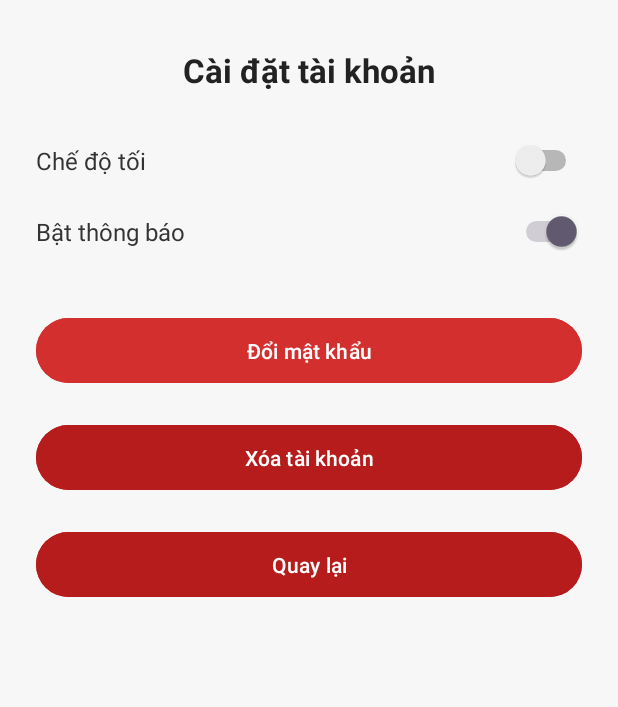
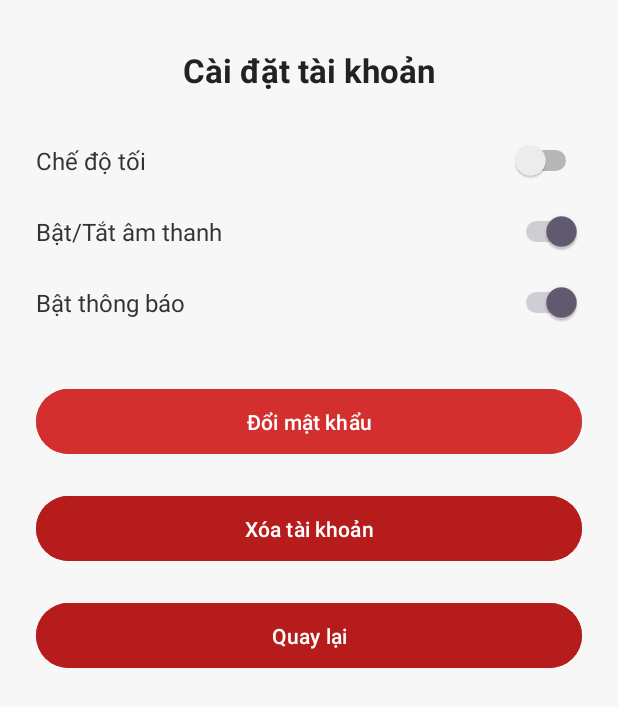
Before and after one commit to baongdqu/App_movie_booking_ticket, an Android app: the activities_3_advanced_settings screen opened directly, with no data from a screen before it, on a phone screen of 412 x 824 dp. Shown: the top 707 px of the screen. Run offline under Robolectric (Android 15) with nearby library versions, the phone set to English and light mode, and no system bars; our stand-ins replace Firebase (no records; nobody signed in at launch, a user with empty details on screens opened directly).

Commit message:
feat: thêm tính năng bật tắt chế độ âm thanh.

```diff
--- a/app/src/main/java/com/example/app_movie_booking_ticket/activities_3_advanced_settings.java
+++ b/app/src/main/java/com/example/app_movie_booking_ticket/activities_3_advanced_settings.java
@@ -26,7 +26,7 @@ import com.google.firebase.database.FirebaseDatabase;
 
 public class activities_3_advanced_settings extends AppCompatActivity {
 
-    private Switch switchDarkMode, switchNotification;
+    private Switch switchDarkMode, switchNotification, switchSound;
     private Button btnChangePassword, btnDeleteAccount, btnBackSettings;
 
     private SharedPreferences prefs;
@@ -40,6 +40,7 @@ public class activities_3_advanced_settings extends AppCompatActivity {
 
         switchDarkMode = findViewById(R.id.switchDarkMode);
         switchNotification = findViewById(R.id.switchNotification);
+        switchSound = findViewById(R.id.switchSound);
         btnChangePassword = findViewById(R.id.btnChangePassword);
         btnDeleteAccount = findViewById(R.id.btnDeleteAccount);
         btnBackSettings = findViewById(R.id.btnBackSettings);
@@ -49,6 +50,7 @@ public class activities_3_advanced_settings extends AppCompatActivity {
 
         switchDarkMode.setChecked(extra_themeutils.isDarkMode(this));
         switchNotification.setChecked(prefs.getBoolean("notifications", true));
+        switchSound.setChecked(prefs.getBoolean("sound_enabled", true));
 
         switchDarkMode.setOnCheckedChangeListener((buttonView, isChecked) -> {
             extra_sound_manager.playToggle(this);
@@ -60,6 +62,11 @@ public class activities_3_advanced_settings extends AppCompatActivity {
             extra_sound_manager.playToggle(this);
             prefs.edit().putBoolean("notifications", isChecked).apply();
             Toast.makeText(this, isChecked ? "Thông báo đã bật" : "Thông báo đã tắt", Toast.LENGTH_SHORT).show();
+        });
+
+        switchSound.setOnCheckedChangeListener((buttonView, isChecked) -> {
+            prefs.edit().putBoolean("sound_enabled", isChecked).apply();
+            Toast.makeText(this, isChecked ? "Âm thanh được bật" : "Âm thanh đã tắt", Toast.LENGTH_SHORT).show();
         });
 
         btnChangePassword.setOnClickListener(v ->
--- a/app/src/main/res/layout/layouts_3_advanced_settings.xml
+++ b/app/src/main/res/layout/layouts_3_advanced_settings.xml
@@ -27,6 +27,16 @@
             android:text="Chế độ tối"
             android:layout_width="match_parent"
             android:layout_height="wrap_content"
+            android:textSize="16sp"
+            android:textColor="@color/text_secondary"
+            android:layout_marginBottom="20dp" />
+
+        <!-- === Switch Bật/Tắt âm thanh === -->
+        <Switch
+            android:id="@+id/switchSound"
+            android:layout_width="match_parent"
+            android:layout_height="wrap_content"
+            android:text="Bật/Tắt âm thanh"
             android:textSize="16sp"
             android:textColor="@color/text_secondary"
             android:layout_marginBottom="20dp" />
```
Also changed, not shown: app/src/main/java/com/example/app_movie_booking_ticket/extra_sound_manager.java (+20 -0 lines).
